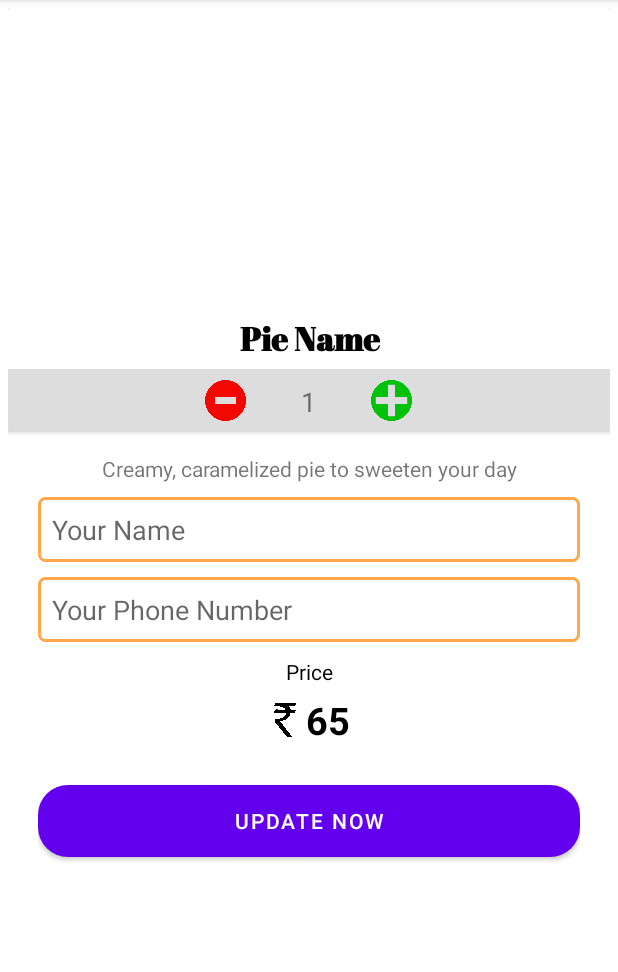
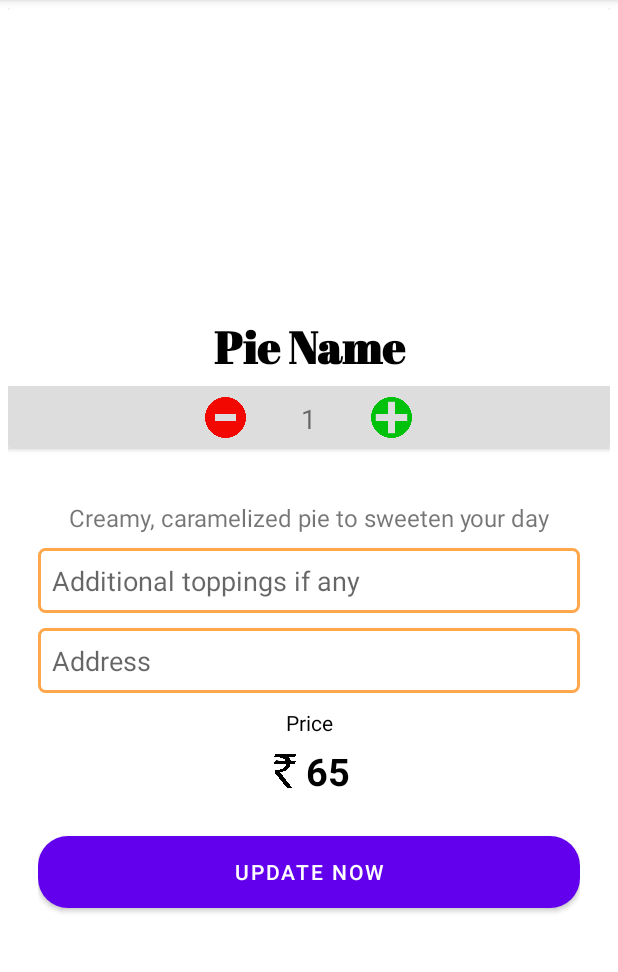
Before and after one commit to MichelleThomas1200/PiechestersnCo, an Android app: the DetailActivity screen opened directly, with no data from a screen before it, on a phone screen of 412 x 824 dp, the part 84-1056 px from its top. Run offline under Robolectric (Android 15) with nearby library versions, the phone set to English and light mode, and no system bars; Roboto replaces fonts that are not available here; 6 statements that could not run were skipped.

Commit message:
Final commit

```diff
--- a/app/src/main/res/layout/activity_detail.xml
+++ b/app/src/main/res/layout/activity_detail.xml
@@ -34,7 +34,7 @@
                 android:padding="5dp"
                 android:text="Pie Name"
                 android:textColor="@color/black"
-                android:textSize="22dp"
+                android:textSize="30dp"
                 android:textStyle="bold" />
 
             <LinearLayout
@@ -81,6 +81,7 @@
         android:layout_width="match_parent"
         android:layout_height="match_parent"
         android:layout_marginLeft="20dp"
+        android:layout_marginTop="20dp"
         android:layout_marginRight="20dp"
         android:orientation="vertical">
 
@@ -92,7 +93,8 @@
             android:layout_marginBottom="9dp"
             android:gravity="center"
             android:text="@string/descriptionFood"
-            android:textSize="14sp" />
+            android:textSize="16dp" />
+
 
         <EditText
             android:id="@+id/nameBox"
@@ -101,7 +103,7 @@
             android:layout_marginBottom="10dp"
             android:background="@drawable/edittext_background"
             android:ems="10"
-            android:hint="Your Name"
+            android:hint="Additional toppings if any"
             android:inputType="textPersonName"
             android:padding="9dp"
             android:paddingBottom="10dp" />
@@ -113,7 +115,7 @@
             android:layout_marginBottom="10dp"
             android:background="@drawable/edittext_background"
             android:ems="10"
-            android:hint="Your Phone Number"
+            android:hint="Address"
             android:inputType="textPersonName"
             android:padding="9dp" />
 
@@ -157,7 +159,7 @@
             android:layout_marginTop="20dp"
             android:background="@drawable/btn_background"
             android:backgroundTint="#D3A829"
-            android:text="Order Now" />
+            android:text="Add To Cart" />
 
     </LinearLayout>
 
```
